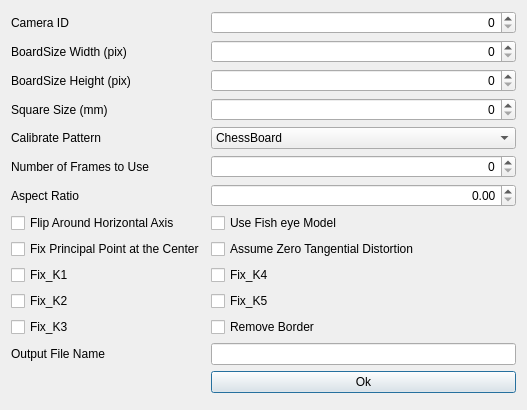
The window that CppProjects/CameraCalibration/src/Setting.ui (Eduzc07/Maxim) describes before a commit, drawn with Qt 5.
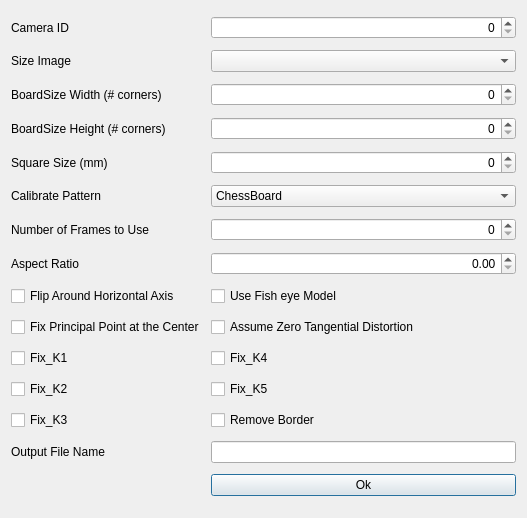
The same window after the commit.

Commit message: CameraCalibration have been Updated, Image Size can be changed.

Diff of the .ui file:
```diff
--- a/CppProjects/CameraCalibration/src/Setting.ui
+++ b/CppProjects/CameraCalibration/src/Setting.ui
@@ -7,126 +7,159 @@
     <x>0</x>
     <y>0</y>
     <width>527</width>
-    <height>410</height>
+    <height>518</height>
    </rect>
   </property>
   <property name="windowTitle">
    <string>Setting</string>
   </property>
   <layout class="QGridLayout" name="gridLayout">
-   <item row="9" column="0">
-    <widget class="QCheckBox" name="cb_center">
+   <item row="7" column="1">
+    <widget class="QSpinBox" name="sB_frames">
+     <property name="alignment">
+      <set>Qt::AlignRight|Qt::AlignTrailing|Qt::AlignVCenter</set>
+     </property>
+    </widget>
+   </item>
+   <item row="13" column="1">
+    <widget class="QCheckBox" name="cb_k5">
      <property name="text">
-      <string>Fix Principal Point at the Center</string>
+      <string>Fix_K5</string>
      </property>
     </widget>
    </item>
-   <item row="8" column="1">
+   <item row="0" column="1">
+    <widget class="QSpinBox" name="sb_camera">
+     <property name="alignment">
+      <set>Qt::AlignRight|Qt::AlignTrailing|Qt::AlignVCenter</set>
+     </property>
+    </widget>
+   </item>
+   <item row="10" column="1">
+    <widget class="QCheckBox" name="cb_tangential">
+     <property name="text">
+      <string>Assume Zero Tangential Distortion</string>
+     </property>
+    </widget>
+   </item>
+   <item row="9" column="1">
     <widget class="QCheckBox" name="cb_fisheye">
      <property name="text">
       <string>Use Fish eye Model</string>
      </property>
     </widget>
    </item>
-   <item row="17" column="1">
-    <widget class="QPushButton" name="pushButton">
-     <property name="text">
-      <string>Ok</string>
-     </property>
-    </widget>
-   </item>
-   <item row="6" column="1">
-    <widget class="QSpinBox" name="sB_frames">
-     <property name="alignment">
-      <set>Qt::AlignRight|Qt::AlignTrailing|Qt::AlignVCenter</set>
-     </property>
-    </widget>
-   </item>
-   <item row="11" column="0">
-    <widget class="QCheckBox" name="cb_k1">
-     <property name="text">
-      <string>Fix_K1</string>
-     </property>
+   <item row="5" column="1">
+    <widget class="QComboBox" name="comboBox">
+     <item>
+      <property name="text">
+       <string>ChessBoard</string>
+      </property>
+     </item>
+     <item>
+      <property name="text">
+       <string>Circle grid</string>
+      </property>
+     </item>
+     <item>
+      <property name="text">
+       <string>Asymetric Circle grid</string>
+      </property>
+     </item>
     </widget>
    </item>
    <item row="4" column="0">
-    <widget class="QLabel" name="label_4">
+    <widget class="QLabel" name="label_3">
      <property name="text">
-      <string>Calibrate Pattern</string>
+      <string>Square Size (mm)</string>
      </property>
     </widget>
    </item>
-   <item row="8" column="0">
-    <widget class="QCheckBox" name="cb_flip">
-     <property name="text">
-      <string>Flip Around Horizontal Axis</string>
-     </property>
-    </widget>
-   </item>
-   <item row="1" column="0">
-    <widget class="QLabel" name="label">
-     <property name="text">
-      <string>BoardSize Width (pix)</string>
-     </property>
-    </widget>
-   </item>
-   <item row="6" column="0">
+   <item row="7" column="0">
     <widget class="QLabel" name="label_6">
      <property name="text">
       <string>Number of Frames to Use</string>
      </property>
     </widget>
    </item>
-   <item row="7" column="1">
+   <item row="0" column="0">
+    <widget class="QLabel" name="label_8">
+     <property name="text">
+      <string>Camera ID</string>
+     </property>
+    </widget>
+   </item>
+   <item row="8" column="1">
     <widget class="QDoubleSpinBox" name="ds_ratio">
      <property name="alignment">
       <set>Qt::AlignRight|Qt::AlignTrailing|Qt::AlignVCenter</set>
      </property>
     </widget>
    </item>
-   <item row="15" column="0">
-    <widget class="QCheckBox" name="cb_k3">
+   <item row="8" column="0">
+    <widget class="QLabel" name="label_7">
      <property name="text">
-      <string>Fix_K3</string>
-     </property>
-    </widget>
-   </item>
-   <item row="12" column="0">
-    <widget class="QCheckBox" name="cb_k2">
-     <property name="text">
-      <string>Fix_K2</string>
+      <string>Aspect Ratio</string>
      </property>
     </widget>
    </item>
    <item row="16" column="1">
+    <widget class="QCheckBox" name="cb_Border">
+     <property name="text">
+      <string>Remove Border</string>
+     </property>
+    </widget>
+   </item>
+   <item row="17" column="1">
     <widget class="QLineEdit" name="lineEdit">
      <property name="alignment">
       <set>Qt::AlignCenter</set>
      </property>
     </widget>
    </item>
-   <item row="12" column="1">
-    <widget class="QCheckBox" name="cb_k5">
+   <item row="3" column="0">
+    <widget class="QLabel" name="label_2">
      <property name="text">
-      <string>Fix_K5</string>
+      <string>BoardSize Height (# corners)</string>
      </property>
     </widget>
    </item>
-   <item row="1" column="1">
+   <item row="3" column="1">
+    <widget class="QSpinBox" name="sB_Height">
+     <property name="alignment">
+      <set>Qt::AlignRight|Qt::AlignTrailing|Qt::AlignVCenter</set>
+     </property>
+    </widget>
+   </item>
+   <item row="2" column="1">
     <widget class="QSpinBox" name="sB_Width">
      <property name="alignment">
       <set>Qt::AlignRight|Qt::AlignTrailing|Qt::AlignVCenter</set>
      </property>
     </widget>
    </item>
+   <item row="18" column="1">
+    <widget class="QPushButton" name="pushButton">
+     <property name="text">
+      <string>Ok</string>
+     </property>
+    </widget>
+   </item>
    <item row="16" column="0">
-    <widget class="QLabel" name="label_5">
+    <widget class="QCheckBox" name="cb_k3">
      <property name="text">
-      <string>Output File Name</string>
+      <string>Fix_K3</string>
      </property>
     </widget>
    </item>
-   <item row="3" column="1">
+   <item row="9" column="0">
+    <widget class="QCheckBox" name="cb_flip">
+     <property name="text">
+      <string>Flip Around Horizontal Axis</string>
+     </property>
+    </widget>
+   </item>
+   <item row="4" column="1">
     <widget class="QSpinBox" name="sB_Square">
      <property name="alignment">
       <set>Qt::AlignRight|Qt::AlignTrailing|Qt::AlignVCenter</set>
@@ -134,84 +167,68 @@
     </widget>
    </item>
    <item row="2" column="0">
-    <widget class="QLabel" name="label_2">
+    <widget class="QLabel" name="label">
      <property name="text">
-      <string>BoardSize Height (pix)</string>
+      <string>BoardSize Width (# corners)</string>
      </property>
     </widget>
    </item>
-   <item row="7" column="0">
-    <widget class="QLabel" name="label_7">
+   <item row="12" column="0">
+    <widget class="QCheckBox" name="cb_k1">
      <property name="text">
-      <string>Aspect Ratio</string>
+      <string>Fix_K1</string>
      </property>
     </widget>
    </item>
-   <item row="4" column="1">
-    <widget class="QComboBox" name="comboBox">
-     <item>
-      <property name="text">
-       <string>ChessBoard</string>
-      </property>
-     </item>
-     <item>
-      <property name="text">
-       <string>Circle grid</string>
-      </property>
-     </item>
-     <item>
-      <property name="text">
-       <string>Asymetric Circle grid</string>
-      </property>
-     </item>
+   <item row="17" column="0">
+    <widget class="QLabel" name="label_5">
+     <property name="text">
+      <string>Output File Name</string>
+     </property>
     </widget>
    </item>
-   <item row="2" column="1">
-    <widget class="QSpinBox" name="sB_Height">
-     <property name="alignment">
-      <set>Qt::AlignRight|Qt::AlignTrailing|Qt::AlignVCenter</set>
+   <item row="10" column="0">
+    <widget class="QCheckBox" name="cb_center">
+     <property name="text">
+      <string>Fix Principal Point at the Center</string>
      </property>
     </widget>
    </item>
-   <item row="9" column="1">
-    <widget class="QCheckBox" name="cb_tangential">
+   <item row="5" column="0">
+    <widget class="QLabel" name="label_4">
      <property name="text">
-      <string>Assume Zero Tangential Distortion</string>
+      <string>Calibrate Pattern</string>
      </property>
     </widget>
    </item>
-   <item row="3" column="0">
-    <widget class="QLabel" name="label_3">
+   <item row="13" column="0">
+    <widget class="QCheckBox" name="cb_k2">
      <property name="text">
-      <string>Square Size (mm)</string>
+      <string>Fix_K2</string>
      </property>
     </widget>
    </item>
-   <item row="11" column="1">
+   <item row="12" column="1">
     <widget class="QCheckBox" name="cb_k4">
      <property name="text">
       <string>Fix_K4</string>
      </property>
     </widget>
    </item>
-   <item row="0" column="0">
-    <widget class="QLabel" name="label_8">
+   <item row="1" column="0">
+    <widget class="QLabel" name="label_9">
      <property name="text">
-      <string>Camera ID</string>
+      <string>Size Image</string>
      </property>
     </widget>
    </item>
-   <item row="0" column="1">
-    <widget class="QSpinBox" name="sb_camera">
-     <property name="alignment">
-      <set>Qt::AlignRight|Qt::AlignTrailing|Qt::AlignVCenter</set>
+   <item row="1" column="1">
+    <widget class="QComboBox" name="cb_SizeImage">
+     <property name="layoutDirection">
+      <enum>Qt::LeftToRight</enum>
      </property>
-    </widget>
-   </item>
-   <item row="15" column="1">
-    <widget class="QCheckBox" name="cb_Border">
-     <property name="text">
-      <string>Remove Border</string>
+     <property name="insertPolicy">
+      <enum>QComboBox::InsertAtBottom</enum>
      </property>
     </widget>
    </item>
```
The commit also changes 7 other files.
